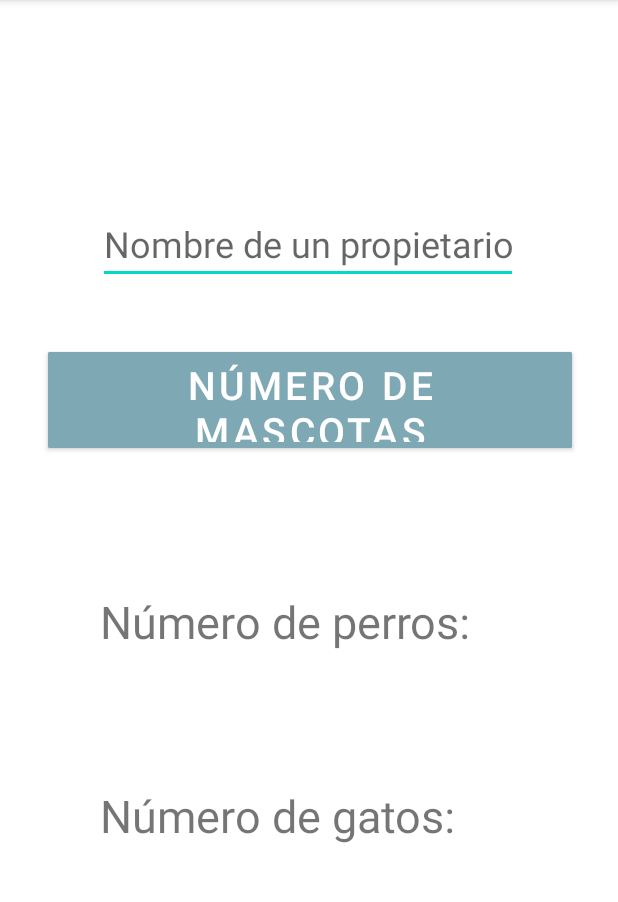
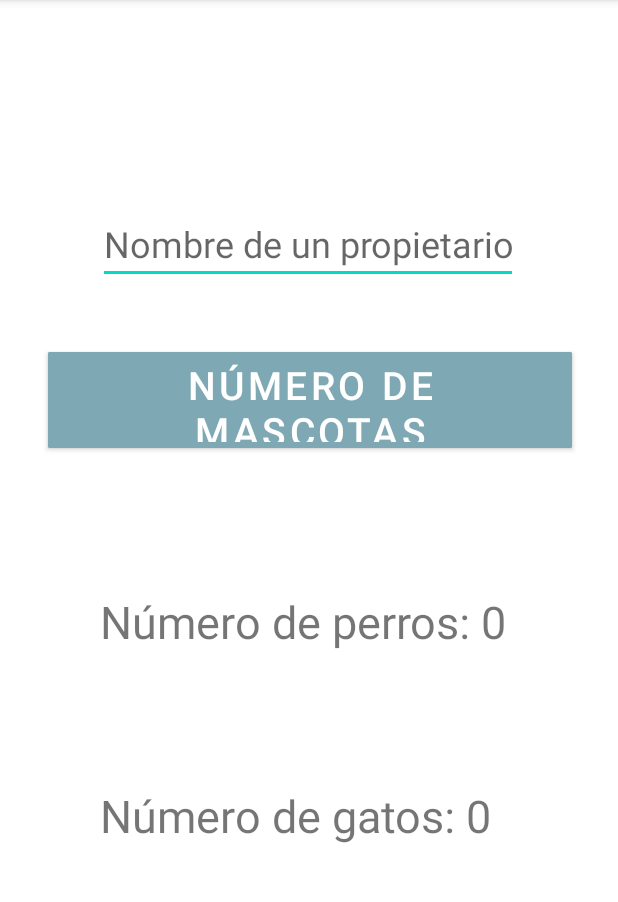
Before and after one commit to saragl728/MascotasApp, an Android app: the MostrarActivity screen opened directly, with no data from a screen before it, after a tap on an icon or button, on a phone screen of 412 x 824 dp, the part 84-986 px from its top. Run offline under Robolectric (Android 15) with nearby library versions, the light colour scheme and no system bars.

Commit message:
Añado código a la actividad que muestra el número de gatos y perros de un dueño

```diff
--- a/app/src/main/java/com/example/mascotasapp/MostrarActivity.kt
+++ b/app/src/main/java/com/example/mascotasapp/MostrarActivity.kt
@@ -1,7 +1,12 @@
 package com.example.mascotasapp
 
 import android.os.Bundle
+import com.example.mascotasapp.database.Dao
+import com.example.mascotasapp.database.Mascotas
 import com.example.mascotasapp.databinding.ActivityMostrarBinding
+import kotlinx.coroutines.CoroutineScope
+import kotlinx.coroutines.Dispatchers
+import kotlinx.coroutines.launch
 
 
 class MostrarActivity : ActividadConMenus() {
@@ -10,12 +15,35 @@ class MostrarActivity : ActividadConMenus() {
         var binding = ActivityMostrarBinding.inflate(layoutInflater)
         setContentView(binding.root)
 
+        //se usará para cambiar el texto, su valor cambiará cuando se haga la búsqueda
+        var numeroPerros = 0
+        var numeroGatos = 0
+
         binding.btnMostrar.setOnClickListener {
+
             //tengo que sacar el número de perros y gatos de un propietario
+            numeroGatos = this.buscarGatos(duenio = binding.nPropietario.text.toString())
+            numeroPerros = this.buscarPerros(duenio = binding.nPropietario.text.toString())
 
             //hago que se modifique el texto
-            binding.numPerros.text = "Número de perros: "
-            binding.numGatos.text = "Número de gatos: "
+            binding.numPerros.text = "Número de perros: " + numeroPerros
+            binding.numGatos.text = "Número de gatos: " + numeroGatos
         }
+
+    }
+    fun buscarGatos(duenio: String) : Int {
+        //tengo que hacer que llame al método que busca el número de gatos del propietario
+        CoroutineScope(Dispatchers.IO).launch {
+
+        }
+        return 0
+    }
+
+    fun buscarPerros(duenio: String) : Int {
+        //tengo que llamar al método que busca el número de perros del propietario
+        CoroutineScope(Dispatchers.IO).launch {
+
+        }
+        return 0
     }
 }
```
